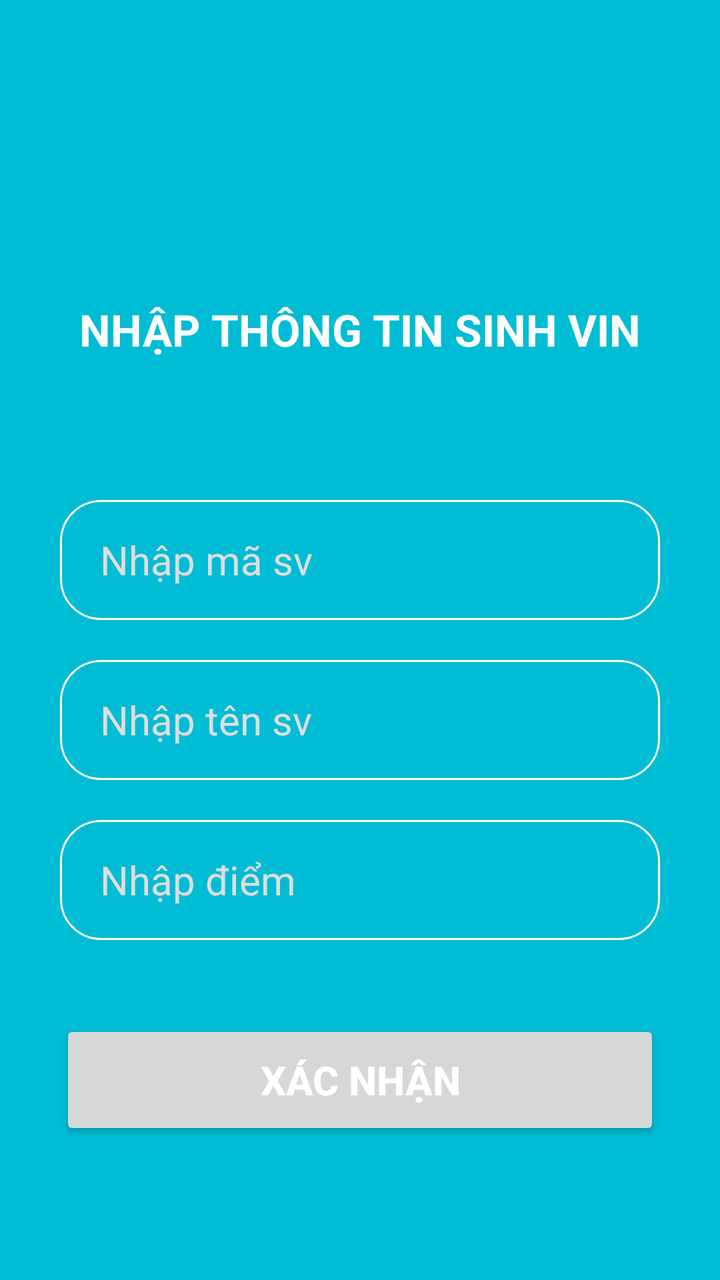
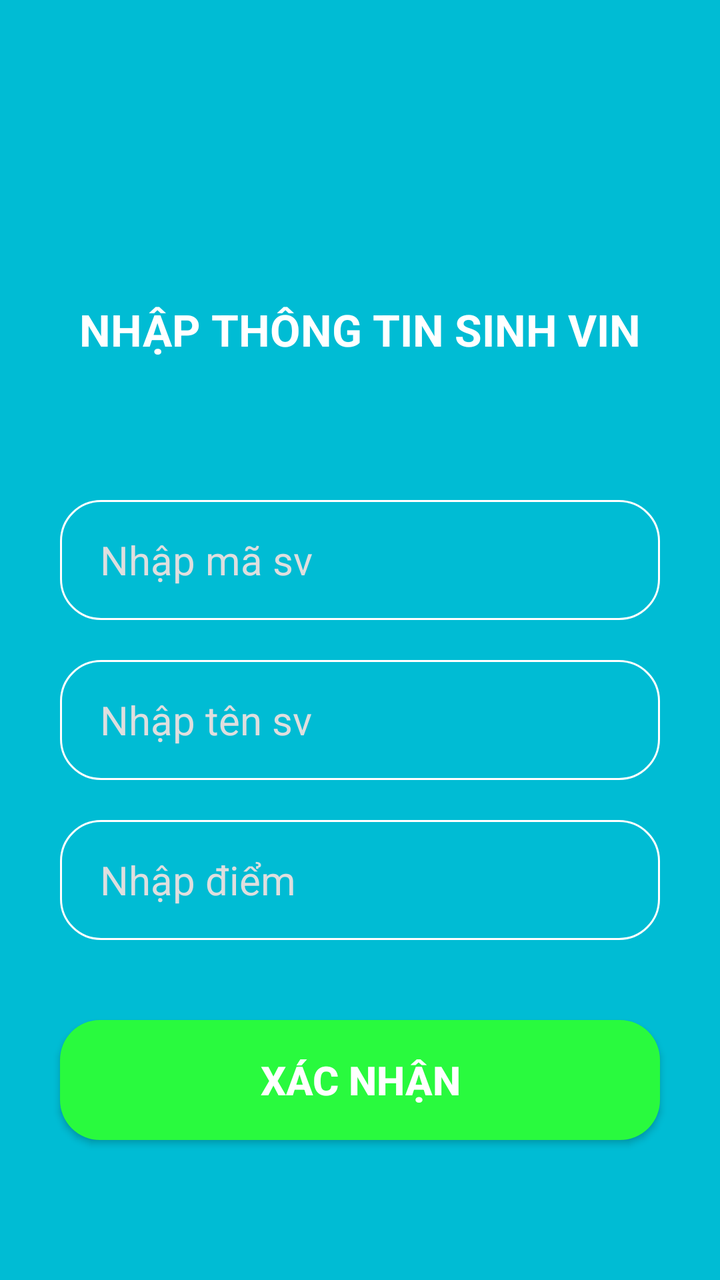

An Android layout rendered at two revisions. The XML below is the earlier revision; the diff shows what the commit changed to produce the second picture.
<!-- AndroidManifest.xml: application theme Theme.BaiTapKtraGK -->
<!-- res/layout/activity_main.xml -->
<?xml version="1.0" encoding="utf-8"?>
<androidx.constraintlayout.widget.ConstraintLayout xmlns:android="http://schemas.android.com/apk/res/android"
    xmlns:app="http://schemas.android.com/apk/res-auto"
    xmlns:tools="http://schemas.android.com/tools"
    android:id="@+id/main"
    android:background="#00BCD4"
    android:layout_width="match_parent"
    android:layout_height="match_parent"
    tools:context=".MainActivity">

    <TextView
        android:id="@+id/txt_tieude"
        android:layout_width="wrap_content"
        android:layout_height="wrap_content"
        android:text="NHẬP THÔNG TIN SINH VIN"
        android:textSize="22dp"
        android:textStyle="bold"
        android:textColor="@color/white"
        app:layout_constraintEnd_toEndOf="parent"
        app:layout_constraintStart_toStartOf="parent"
        app:layout_constraintTop_toTopOf="parent"
        android:layout_marginTop="150dp"
        />
    <EditText
        android:id="@+id/txt_ma"
        android:layout_width="300dp"
        android:layout_height="60dp"
        android:background="@drawable/custom_edt"
        android:hint="Nhập mã sv"
        android:paddingLeft="20dp"
        android:textColor="@color/white"
        android:textSize="20dp"
        android:textColorHint="#DEDEDE"
        app:layout_constraintEnd_toEndOf="parent"
        app:layout_constraintStart_toStartOf="parent"
        app:layout_constraintTop_toTopOf="@+id/txt_tieude"
        android:layout_marginTop="100dp"
        />
    <EditText
        android:id="@+id/txt_ten"
        android:layout_width="300dp"
        android:layout_height="60dp"
        android:background="@drawable/custom_edt"
        android:hint="Nhập tên sv"
        android:paddingLeft="20dp"
        android:textColor="@color/white"
        android:textSize="20dp"
        android:textColorHint="#DEDEDE"
        app:layout_constraintEnd_toEndOf="parent"
        app:layout_constraintStart_toStartOf="parent"
        app:layout_constraintTop_toBottomOf="@+id/txt_ma"
        android:layout_marginTop="20dp"
        />
    <EditText
        android:id="@+id/txt_diem"
        android:layout_width="300dp"
        android:layout_height="60dp"
        android:background="@drawable/custom_edt"
        android:hint="Nhập điểm"
        android:paddingLeft="20dp"
        android:textColor="@color/white"
        android:textSize="20dp"
        android:textColorHint="#DEDEDE"
        app:layout_constraintEnd_toEndOf="parent"
        app:layout_constraintStart_toStartOf="parent"
        app:layout_constraintTop_toBottomOf="@+id/txt_ten"
        android:layout_marginTop="20dp"
        />
    <Button
        android:id="@+id/btn_xn"
        android:layout_width="300dp"
        android:layout_height="60dp"
        app:layout_constraintEnd_toEndOf="parent"
        app:layout_constraintStart_toStartOf="parent"
        app:layout_constraintTop_toBottomOf="@+id/txt_diem"
        android:layout_marginTop="40dp"
        android:textSize="20dp"
        android:textColor="@color/white"
        android:text="xác nhận"
        android:textStyle="bold"/>

</androidx.constraintlayout.widget.ConstraintLayout>
<!-- resources referenced by this layout -->
<resources>
  <color name="white">#FFFFFFFF</color>
  <!-- drawable custom_edt (drawable) -->
  <?xml version="1.0" encoding="utf-8"?>
  <shape
      android:shape="rectangle"
      xmlns:android="http://schemas.android.com/apk/res/android">
      <size android:width="300dp"
          android:height="60dp"/>
      <stroke android:width="1dp"
          android:color="@color/white"/>
      <corners android:radius="20dp"/>
  </shape>
  <style name="Theme.BaiTapKtraGK" parent="Base.Theme.BaiTapKtraGK" />
  <style name="Base.Theme.BaiTapKtraGK" parent="Theme.Material3.DayNight.NoActionBar">
          
          
      </style>
</resources>

<!-- the commit's change to res/layout/activity_main.xml (unified diff, before → after) -->
@@ -75,6 +75,8 @@
         app:layout_constraintTop_toBottomOf="@+id/txt_diem"
         android:layout_marginTop="40dp"
         android:textSize="20dp"
+        android:background="@drawable/custom_btn"
+        app:backgroundTint="@null"
         android:textColor="@color/white"
         android:text="xác nhận"
         android:textStyle="bold"/>
<!-- resource entries referenced after the edit -->
@@ -1,6 +1,16 @@
 <!-- resources referenced by this layout -->
 <resources>
   <color name="white">#FFFFFFFF</color>
+  <!-- drawable custom_btn (drawable) -->
+  <?xml version="1.0" encoding="utf-8"?>
+  <shape
+      android:shape="rectangle"
+      xmlns:android="http://schemas.android.com/apk/res/android">
+      <size android:width="300dp"
+          android:height="60dp"/>
+      <solid android:color="#29FA3E"/>
+      <corners android:radius="20dp"/>
+  </shape>
   <!-- drawable custom_edt (drawable) -->
   <?xml version="1.0" encoding="utf-8"?>
   <shape
